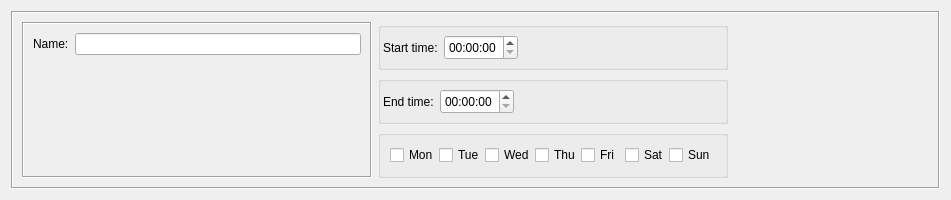
Old version of the form src/firewallfabrik/gui/ui/timedialog_q.ui in the repository Linuxfabrik/firewallfabrik.
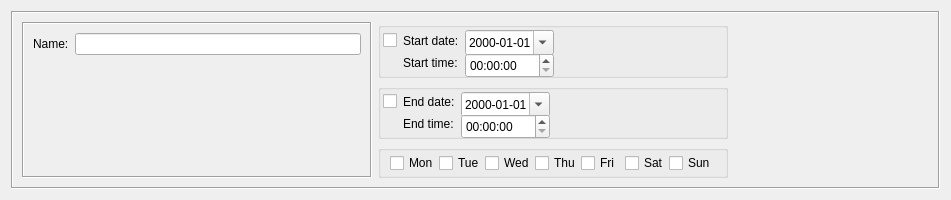
New version of the form. Custom widgets are drawn as their Qt base class.

Commit message: feat(gui): start and end date for Time objects, as in Firewall Builder

The edit to the form file:
```diff
--- a/src/firewallfabrik/gui/ui/timedialog_q.ui
+++ b/src/firewallfabrik/gui/ui/timedialog_q.ui
@@ -147,6 +147,47 @@
              <number>2</number>
             </property>
             <item row="0" column="0">
+             <widget class="QCheckBox" name="useStartDate">
+              <property name="toolTip">
+               <string>Limit the rule to a calendar window that begins on the start date. With a start
+or end date set, the start and end times belong to the dates instead of forming
+a daily window.</string>
+              </property>
+              <property name="text">
+               <string/>
+              </property>
+             </widget>
+            </item>
+            <item row="0" column="1">
+             <widget class="QLabel" name="startDateLabel">
+              <property name="text">
+               <string>Start date:</string>
+              </property>
+              <property name="toolTip">
+               <string>First day of the calendar window, beginning at the start time.</string>
+              </property>
+             </widget>
+            </item>
+            <item row="0" column="2">
+             <widget class="QDateEdit" name="startDate">
+              <property name="minimumSize">
+               <size>
+                <width>0</width>
+                <height>25</height>
+               </size>
+              </property>
+              <property name="toolTip">
+               <string>First day of the calendar window, beginning at the start time.</string>
+              </property>
+              <property name="displayFormat">
+               <string>yyyy-MM-dd</string>
+              </property>
+              <property name="calendarPopup">
+               <bool>true</bool>
+              </property>
+             </widget>
+            </item>
+            <item row="1" column="1">
              <widget class="QLabel" name="textLabel1_3">
               <property name="text">
                <string>Start time:</string>
@@ -159,7 +200,7 @@
               </property>
              </widget>
             </item>
-            <item row="0" column="1">
+            <item row="1" column="2">
              <widget class="QTimeEdit" name="startTime">
               <property name="minimumSize">
                <size>
@@ -172,7 +213,7 @@
               </property>
              </widget>
             </item>
-            <item row="0" column="2">
+            <item row="0" column="3">
              <spacer>
               <property name="orientation">
                <enum>Qt::Orientation::Horizontal</enum>
@@ -210,6 +251,47 @@
              <number>2</number>
             </property>
             <item row="0" column="0">
+             <widget class="QCheckBox" name="useEndDate">
+              <property name="toolTip">
+               <string>Limit the rule to a calendar window that ends on the end date. With a start or
+end date set, the start and end times belong to the dates instead of forming a
+daily window.</string>
+              </property>
+              <property name="text">
+               <string/>
+              </property>
+             </widget>
+            </item>
+            <item row="0" column="1">
+             <widget class="QLabel" name="endDateLabel">
+              <property name="text">
+               <string>End date:</string>
+              </property>
+              <property name="toolTip">
+               <string>Last day of the calendar window, ending at the end time.</string>
+              </property>
+             </widget>
+            </item>
+            <item row="0" column="2">
+             <widget class="QDateEdit" name="endDate">
+              <property name="minimumSize">
+               <size>
+                <width>0</width>
+                <height>25</height>
+               </size>
+              </property>
+              <property name="toolTip">
+               <string>Last day of the calendar window, ending at the end time.</string>
+              </property>
+              <property name="displayFormat">
+               <string>yyyy-MM-dd</string>
+              </property>
+              <property name="calendarPopup">
+               <bool>true</bool>
+              </property>
+             </widget>
+            </item>
+            <item row="1" column="1">
              <widget class="QLabel" name="textLabel1_3_2">
               <property name="text">
                <string>End time:</string>
@@ -222,7 +304,7 @@
               </property>
              </widget>
             </item>
-            <item row="0" column="1">
+            <item row="1" column="2">
              <widget class="QTimeEdit" name="endTime">
               <property name="minimumSize">
                <size>
@@ -235,7 +317,7 @@
               </property>
              </widget>
             </item>
-            <item row="0" column="2">
+            <item row="0" column="3">
              <spacer>
               <property name="orientation">
                <enum>Qt::Orientation::Horizontal</enum>
```
Left out of the diff: 22 changed lines with no effect on the pictures. The commit also changes 5 other files.
